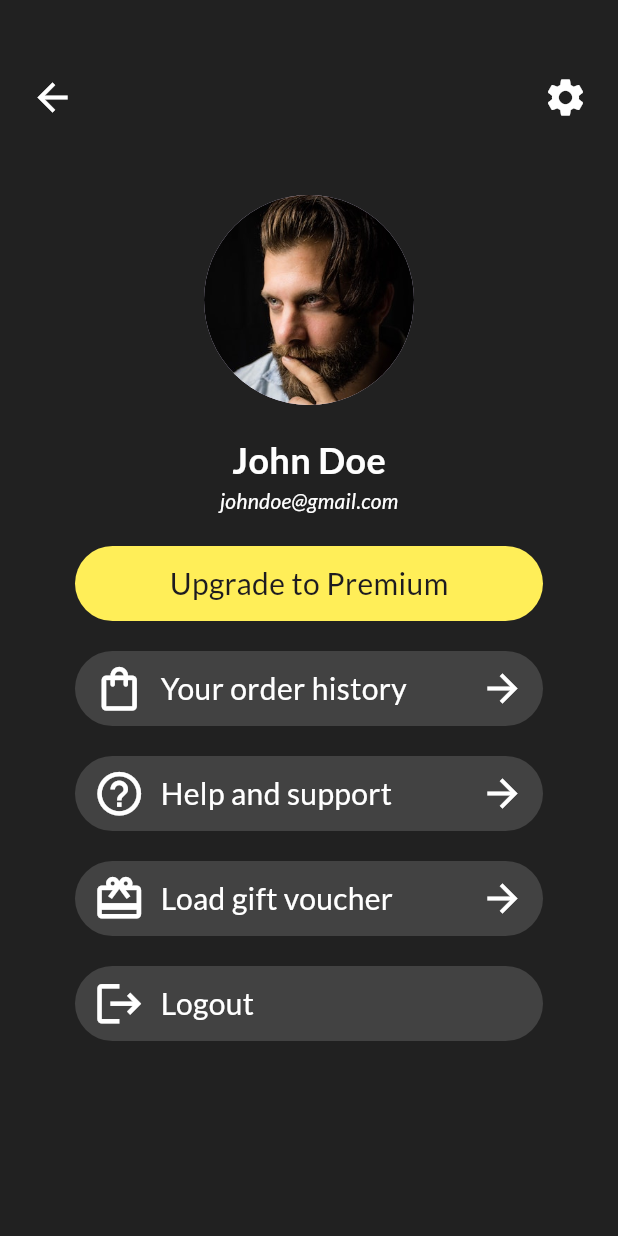
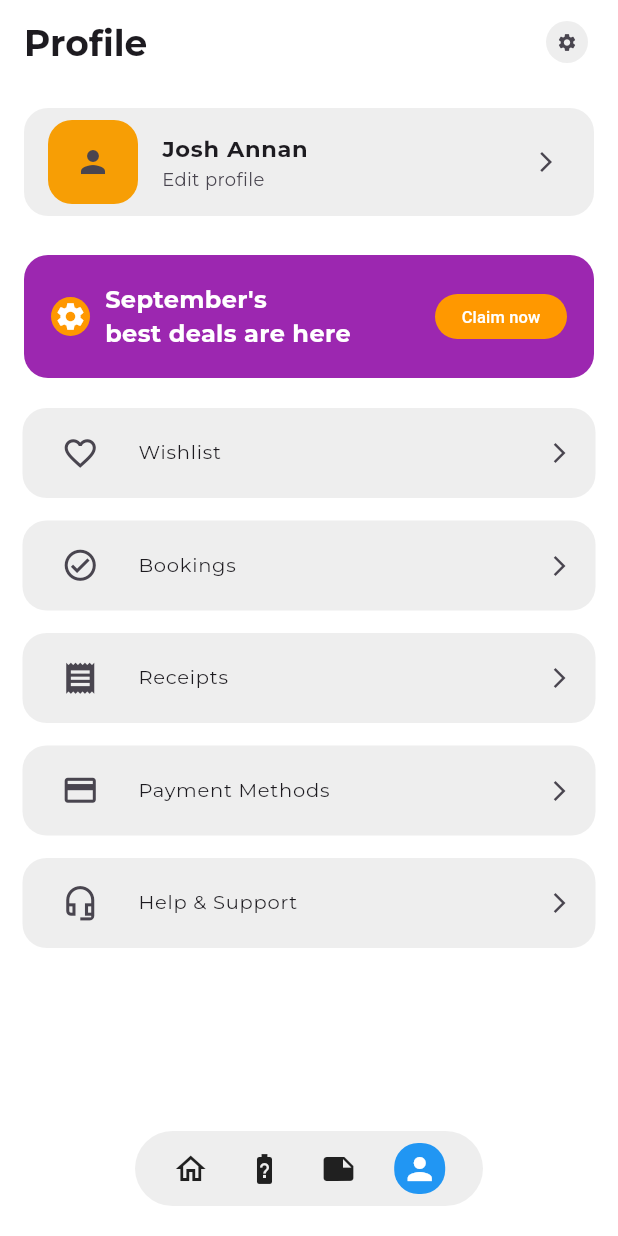
Before and after one commit to joshsaxx/flutter_a_day_everyday, a Flutter app: the screen it shows after launch, on a phone screen of 412 x 824 dp. Run offline on Flutter 3.47's test engine with Material 3 defaults, Android fonts, the phone set to English and light mode, and no system bars; our stand-ins replace cached_network_image, google_fonts.

Commit message:
user settings screen completed

```diff
--- /dev/null
+++ b/lib/app/assignments/settings_view/components/models/menu_model.dart
@@ -0,0 +1,31 @@
+import 'package:flutter/material.dart';
+
+class MenuModel {
+  final String? title;
+  final String? subtitle;
+  final String? amount;
+  final IconData? icon;
+
+
+  MenuModel({this.title, this.subtitle, this.amount, this.icon});
+
+  factory MenuModel.fromJson(Map<String, dynamic> json){
+    return MenuModel(
+      title: json['title'] ?? "",
+      subtitle: json['subtitle'] ?? "",
+      amount: json['amount'] ?? "",
+      icon: Icons.settings,
+    );
+  }
+}
+
+final List<MenuModel> menuOptions = [
+  MenuModel(title: "Wishlist", subtitle: "Jan 02", amount:"+\$100", icon: Icons.favorite_border_outlined ),
+  MenuModel(title: "Bookings", subtitle: "Jan 02", amount:"+\$500", icon: Icons.check_circle_outline_outlined ),
+  MenuModel(title: "Receipts", subtitle: "Jan 02", amount:"+\$498", icon: Icons.receipt ),
+  MenuModel(title: "Payment Methods", subtitle: "Jan 02", amount:"+\$498", icon: Icons.credit_card ),
+  MenuModel(title: "Help & Support", subtitle: "Jan 02", amount:"+\$498", icon: Icons.headset_mic_outlined ),
+
+
+
+];
--- /dev/null
+++ b/lib/app/assignments/settings_view/components/widgets/bottom_nav_widget.dart
@@ -0,0 +1,39 @@
+import 'package:flutter/material.dart';
+
+class BottomNavTab extends StatelessWidget {
+  const BottomNavTab({
+    super.key,
+  });
+
+  @override
+  Widget build(BuildContext context) {
+    return Padding(
+      padding: const EdgeInsets.only(left: 90.0,right: 90,bottom: 20),
+      child: Container(
+        decoration: BoxDecoration(
+          color: Colors.grey[200],
+          borderRadius: BorderRadius.circular(25)
+        ),
+        child:  Row(
+          mainAxisAlignment: MainAxisAlignment.spaceEvenly,
+          children: [
+            const Icon(Icons.home_outlined),
+            const Icon(Icons.battery_unknown_outlined),
+            const Icon(Icons.note),
+            Padding(
+              padding: const EdgeInsets.only(top: 8,bottom: 8),
+              child: Container(
+                padding: const EdgeInsets.all(5),
+                decoration: BoxDecoration(
+                  borderRadius: BorderRadius.circular(16),color: Colors.blue
+                ),
+                child: const Icon(Icons.person, color: Colors.white,)),
+            ),
+
+
+          ],
+        ),
+      ),
+    );
+  }
+}
--- /dev/null
+++ b/lib/app/assignments/settings_view/components/widgets/menu_list_tile_widget.dart
@@ -0,0 +1,30 @@
+import 'package:flutter/material.dart';
+import 'package:flutter_tuts/app/assignments/settings_view/components/models/menu_model.dart';
+import 'package:google_fonts/google_fonts.dart';
+
+
+class MenuListTileWigdet extends StatelessWidget {
+  final MenuModel? menuModel;
+  const MenuListTileWigdet({
+    super.key,
+    this.menuModel
+  });
+
+  @override
+  Widget build(BuildContext context) {
+    return Material(
+      color: Colors.grey[200],
+      borderRadius: BorderRadius.circular(16),
+      child: ListTile(
+        contentPadding: const EdgeInsets.symmetric(horizontal: 16, vertical: 2),
+        leading: Padding(
+          padding: const EdgeInsets.all(10.0),
+          child: Icon(menuModel?.icon,size: 25,),
+        ),
+        title: Text(menuModel?.title ?? "" ,style:  GoogleFonts.montserrat(fontSize: 13)),
+        trailing: const Icon(Icons.arrow_forward_ios,size: 16,),
+
+      ),
+    );
+  }
+}
--- /dev/null
+++ b/lib/app/assignments/settings_view/components/widgets/profile_avatar_widget.dart
@@ -0,0 +1,31 @@
+import 'package:flutter/material.dart';
+import 'package:google_fonts/google_fonts.dart';
+
+class ProfileAvatarWidget extends StatelessWidget {
+  const ProfileAvatarWidget({
+    super.key,
+  });
+
+  @override
+  Widget build(BuildContext context) {
+    return Padding(
+      padding: const EdgeInsets.all(16.0),
+      child: Material(
+        color: Colors.grey[200],
+        borderRadius: BorderRadius.circular(16),
+        child: ListTile(
+          leading: Container(
+              width: 60,
+              height: 60,
+              decoration: BoxDecoration(
+                  color: const Color.fromARGB(255, 247, 158, 5),
+                  borderRadius: BorderRadius.circular(16)),
+              child: const Icon(Icons.person)),
+          title: Text("Josh Annan", style: GoogleFonts.montserrat(fontSize: 15,fontWeight: FontWeight.bold),),
+          subtitle: Text("Edit profile", style: GoogleFonts.montserrat(fontSize: 12)),
+          trailing: const Icon(Icons.arrow_forward_ios,size: 16,),
+        ),
+      ),
+    );
+  }
+}
--- /dev/null
+++ b/lib/app/assignments/settings_view/components/widgets/promotion_widget.dart
@@ -0,0 +1,72 @@
+import 'package:flutter/material.dart';
+import 'package:google_fonts/google_fonts.dart';
+
+class PromotionWidget extends StatelessWidget {
+  const PromotionWidget({
+    super.key,
+  });
+
+  @override
+  Widget build(BuildContext context) {
+    return Padding(
+      padding: const EdgeInsets.only(left: 16.0, right: 16),
+      child: Container(
+        padding: const EdgeInsets.all(18),
+        decoration: BoxDecoration(
+            color: Colors.purple,
+            borderRadius: BorderRadius.circular(16)),
+        child: Row(
+          mainAxisAlignment: MainAxisAlignment.spaceBetween,
+          children: [
+            Column(
+              children: [
+                Row(
+                  children: [
+                    Container(
+                        decoration: BoxDecoration(
+                            borderRadius: BorderRadius.circular(16),
+                            color: Colors.orange),
+                        child: const Padding(
+                          padding: EdgeInsets.all(2.0),
+                          child: Icon(
+                            Icons.settings,
+                            color: Colors.white,
+                            size: 22,
+                          ),
+                        )),
+                    const SizedBox(
+                      width: 10,
+                    ),
+                    Text(
+                      "September's\nbest deals are here",
+                      style: GoogleFonts.montserrat(
+                          color: Colors.white,
+                          fontSize: 16,
+                          fontWeight: FontWeight.bold),
+                    ),
+                  ],
+                )
+              ],
+            ),
+            Padding(
+              padding: const EdgeInsets.only(right: 0.0),
+              child: Container(
+                  height: 30,
+                  decoration: BoxDecoration(
+                      borderRadius: BorderRadius.circular(16),
+                      color: Colors.orange),
+                  child: MaterialButton(
+                    onPressed: () {},
+                    child: const Text(
+                      "Claim now",
+                      style:
+                          TextStyle(color: Colors.white, fontSize: 11),
+                    ),
+                  )),
+            )
+          ],
+        ),
+      ),
+    );
+  }
+}
--- /dev/null
+++ b/lib/app/assignments/settings_view/settings_screen.dart
@@ -0,0 +1,75 @@
+import 'package:flutter/material.dart';
+import 'package:flutter_tuts/app/assignments/settings_view/components/models/menu_model.dart';
+import 'package:flutter_tuts/app/assignments/settings_view/components/widgets/bottom_nav_widget.dart';
+import 'package:flutter_tuts/app/assignments/settings_view/components/widgets/menu_list_tile_widget.dart';
+import 'package:flutter_tuts/app/assignments/settings_view/components/widgets/profile_avatar_widget.dart';
+import 'package:flutter_tuts/app/assignments/settings_view/components/widgets/promotion_widget.dart';
+import 'package:google_fonts/google_fonts.dart';
+
+class SettingsScreen extends StatelessWidget {
+  const SettingsScreen({super.key});
+
+  @override
+  Widget build(BuildContext context) {
+    return Scaffold(
+      backgroundColor: Colors.white,
+      appBar: AppBar(
+        backgroundColor: Colors.white,
+        title: Text(
+          "Profile",
+          style: GoogleFonts.montserrat(
+              fontSize: 24, fontWeight: FontWeight.bold),
+        ),
+        actions: [
+          Padding(
+            padding: const EdgeInsets.only(right: 20.0),
+            child: Container(
+                decoration: BoxDecoration(
+                    borderRadius: BorderRadius.circular(16),
+                    color: Colors.grey[200]),
+                child: const Padding(
+                  padding: EdgeInsets.all(7.0),
+                  child: Icon(
+                    Icons.settings,
+                    size: 14,
+                  ),
+                )),
+          ),
+        ],
+      ),
+      body: Column(
+        mainAxisAlignment: MainAxisAlignment.center,
+        crossAxisAlignment: CrossAxisAlignment.center,
+        children: [
+          const ProfileAvatarWidget(),
+
+          const SizedBox(
+            height: 10,
+          ),
+
+          const PromotionWidget(),
+
+          const SizedBox(
+            height: 10,
+          ),
+
+          Expanded(
+            child: ListView.builder(
+                shrinkWrap: true,
+                itemCount: menuOptions.length,
+                itemBuilder: (context, index) {
+                  var menuOption = menuOptions[index];
+                  return Padding(
+                    padding: const EdgeInsets.only(
+                        top: 10.0, bottom: 5, left: 15, right: 15),
+                    child: MenuListTileWigdet(menuModel: menuOption),
+                  );
+                }),
+          ),
+
+          const BottomNavTab()
+        ],
+      ),
+    );
+  }
+}
--- a/lib/app/my_app.dart
+++ b/lib/app/my_app.dart
@@ -1,6 +1,7 @@
 import 'package:flutter/material.dart';
 import 'package:flutter_tuts/app/assignments/payment_wallet/payment_wallet.dart';
 import 'package:flutter_tuts/app/assignments/profile_dashboard/profile_dashboard.dart';
+import 'package:flutter_tuts/app/assignments/settings_view/settings_screen.dart';
 import 'package:flutter_tuts/app/screens/home/home_screen.dart';
 import 'package:flutter_tuts/app/tutorial_sessions/container_widget/container_widget.dart';
 import 'package:flutter_tuts/app/tutorial_sessions/image_icon_widget/image_widget.dart';
@@ -17,7 +18,7 @@ class MyApp extends StatelessWidget {
   Widget build(BuildContext context) {
     return const MaterialApp(
       debugShowCheckedModeBanner: false,
-      home: ProfileUIScreen(),
+      home: SettingsScreen(),
     );
   }
 }
```
